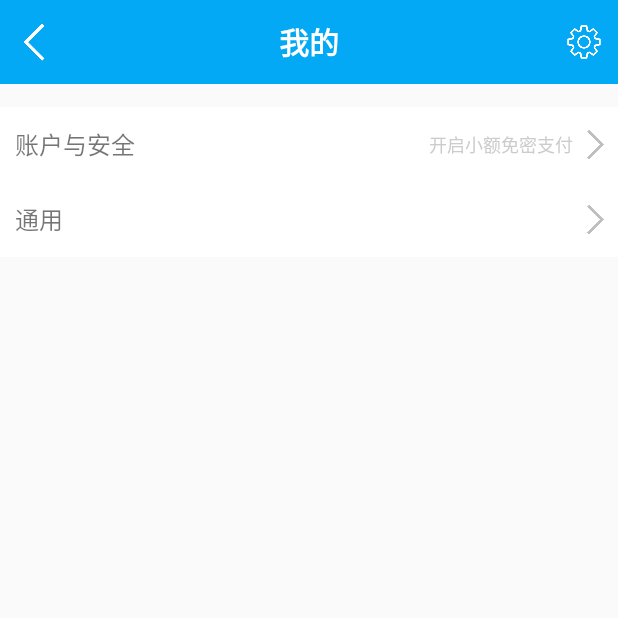
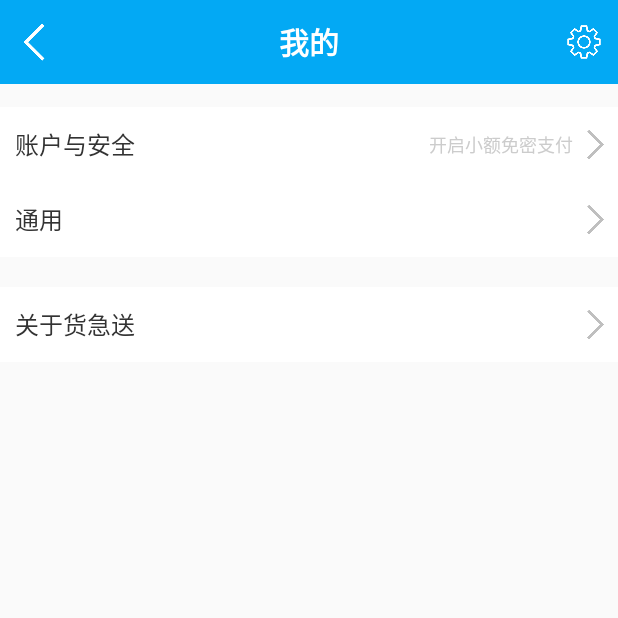
Before and after one commit to tuanzijiang/E-transport, an Android app: the SettingActivity screen opened directly, with no data from a screen before it, on a phone screen of 412 x 824 dp, the top half of it. Run offline under Robolectric (Android 15) with nearby library versions, the phone set to English and light mode, and no system bars; Roboto replaces fonts that are not available here.

Commit message:
code by wy

```diff
--- a/app/src/main/res/layout/activity_main.xml
+++ b/app/src/main/res/layout/activity_main.xml
@@ -44,7 +44,7 @@
                     android:layout_height="wrap_content"
                     android:textColor="@color/theme"
                     android:layout_gravity="center_horizontal"
-                    android:textSize="@dimen/activity_bottom_font"
+                    android:textSize="@dimen/font_smaller"
                     android:text="@string/title_home"/>
             </LinearLayout>
         </RelativeLayout>
@@ -71,7 +71,7 @@
                     android:textColor="@color/font_standard"
                     android:layout_gravity="center_horizontal"
                     android:typeface="normal"
-                    android:textSize="@dimen/activity_bottom_font"
+                    android:textSize="@dimen/font_smaller"
                     android:text="@string/title_order"/>
             </LinearLayout>
         </RelativeLayout>
@@ -97,7 +97,7 @@
                     android:layout_height="wrap_content"
                     android:textColor="@color/font_standard"
                     android:layout_gravity="center_horizontal"
-                    android:textSize="@dimen/activity_bottom_font"
+                    android:textSize="@dimen/font_smaller"
                     android:text="@string/title_user"/>
             </LinearLayout>
         </RelativeLayout>
--- a/app/src/main/res/layout/activity_setting.xml
+++ b/app/src/main/res/layout/activity_setting.xml
@@ -22,7 +22,8 @@
                 android:layout_weight="1"
                 android:text="账户与安全"
                 android:layout_marginLeft="10dp"
-                android:textSize="@dimen/font_input">
+                android:textSize="@dimen/font_input"
+                android:textColor="@color/font_weight">
             </TextView>
             <TextView
                 android:layout_gravity="center_vertical"
@@ -53,7 +54,8 @@
                 android:layout_weight="1"
                 android:text="通用"
                 android:layout_marginLeft="10dp"
-                android:textSize="@dimen/font_input">
+                android:textSize="@dimen/font_input"
+                android:textColor="@color/font_weight">
             </TextView>
 
             <ImageView
@@ -66,5 +68,33 @@
         </LinearLayout>
     </LinearLayout>
 
+    <LinearLayout
+            android:layout_width="match_parent"
+            android:layout_gravity="center_horizontal"
+            android:layout_height="@dimen/line_standard_item"
+            android:background="@color/white"
+            android:layout_marginTop="20dp"
+            android:orientation="horizontal">
+            <TextView
+                android:layout_gravity="center_vertical"
+                android:layout_width="wrap_content"
+                android:layout_height="wrap_content"
+                android:layout_weight="1"
+                android:text="关于货急送"
+                android:layout_marginLeft="10dp"
+                android:textSize="@dimen/font_input"
+                android:textColor="@color/font_weight">
+            </TextView>
+
+            <ImageView
+                android:layout_gravity="center_vertical"
+                android:layout_width="30dp"
+                android:layout_height="match_parent"
+                android:src="@drawable/next_gray">
+            </ImageView>
+
+        </LinearLayout>
+
+
 
 </LinearLayout>
```
